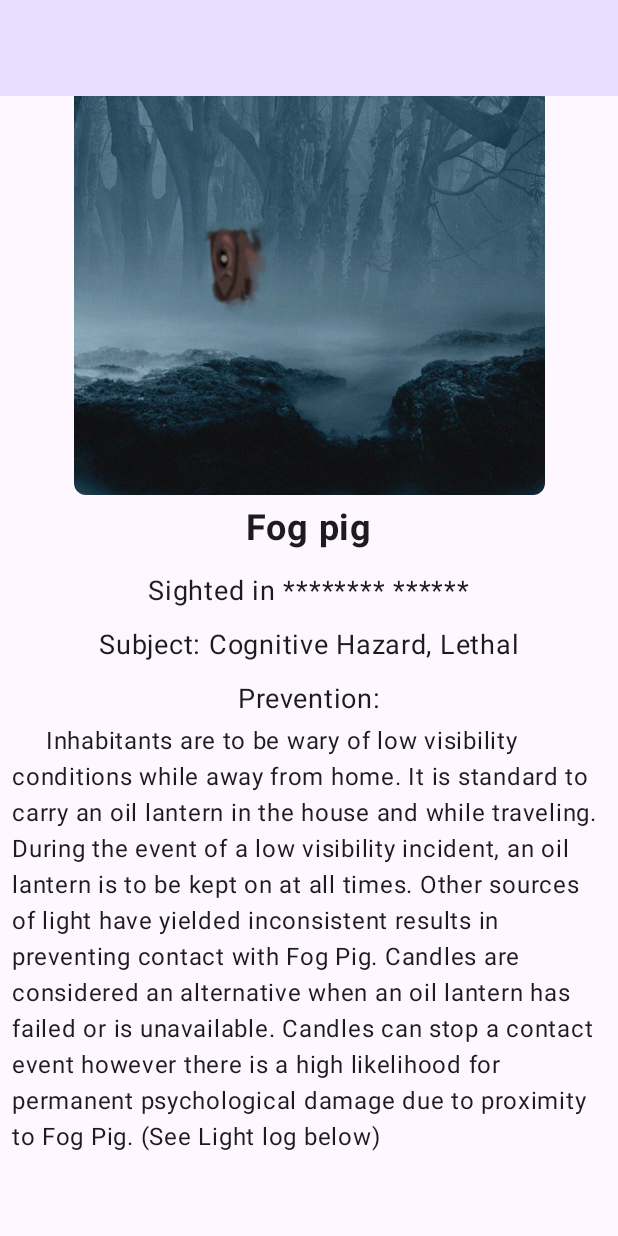
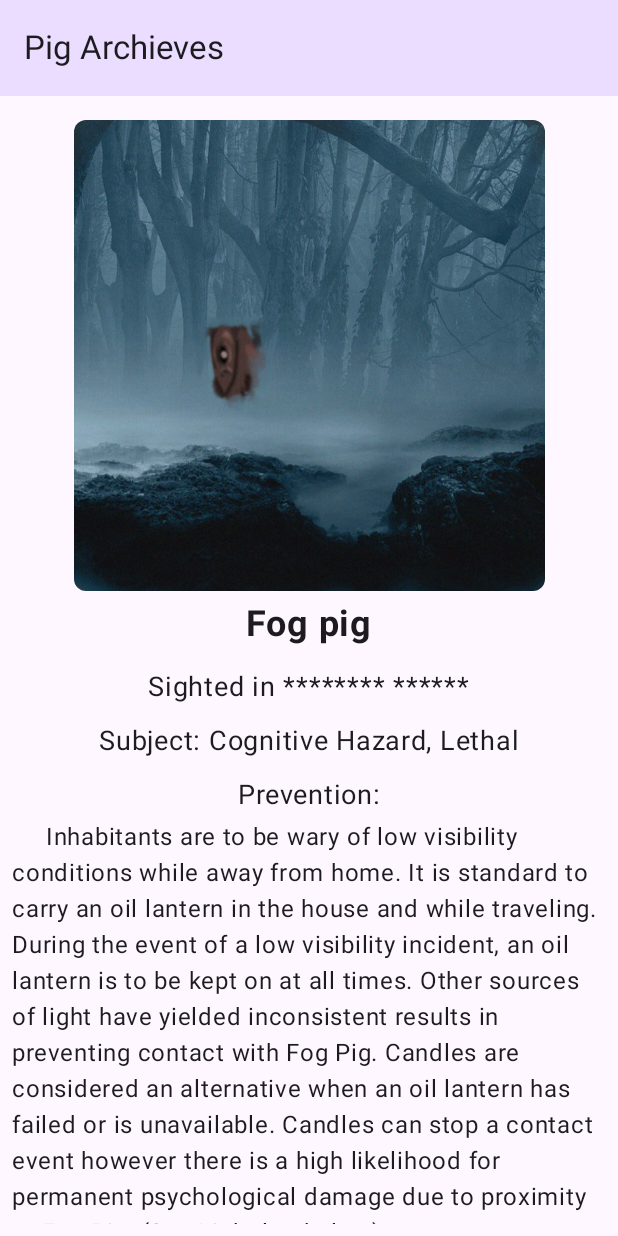
Before and after one commit to MegaBreadbox/Art_Gallery, an Android app built with Jetpack Compose: the screen it shows after launch (MainActivity), after a tap on "Fog pig", on a phone screen of 412 x 824 dp. Run offline under Robolectric (Android 15) with nearby library versions, the phone set to English and light mode, and no system bars.

Commit message:
Scaffold added

```diff
--- a/app/src/main/java/com/example/artgallery/MainActivity.kt
+++ b/app/src/main/java/com/example/artgallery/MainActivity.kt
@@ -6,7 +6,6 @@ import androidx.activity.compose.setContent
 import androidx.compose.foundation.Image
 import androidx.compose.foundation.clickable
 import androidx.compose.foundation.layout.Arrangement
-import androidx.compose.foundation.layout.Box
 import androidx.compose.foundation.layout.Column
 import androidx.compose.foundation.layout.Row
 import androidx.compose.foundation.layout.fillMaxSize
@@ -23,6 +22,7 @@ import androidx.compose.material.icons.outlined.ArrowBack
 import androidx.compose.material.icons.outlined.ArrowForward
 import androidx.compose.material3.Button
 import androidx.compose.material3.Card
+import androidx.compose.material3.ExperimentalMaterial3Api
 import androidx.compose.material3.Icon
 import androidx.compose.material3.MaterialTheme
 import androidx.compose.material3.Scaffold
@@ -64,12 +64,13 @@ class MainActivity : ComponentActivity() {
         }
     }
 }
+@OptIn(ExperimentalMaterial3Api::class)
 @Composable
 fun ArtAppBar(
     modifier: Modifier = Modifier
 ){
     TopAppBar(
-        title = { "Pig Archieves"},
+        title = { Text("Pig Archieves") },
         colors = TopAppBarDefaults.mediumTopAppBarColors(
             containerColor = MaterialTheme.colorScheme.primaryContainer
         ),
@@ -78,18 +79,18 @@ fun ArtAppBar(
     )
 }
 
+@OptIn(ExperimentalMaterial3Api::class)
 @Composable
 fun ArtLayout(
+    modifier: Modifier = Modifier,
     navController: NavHostController = rememberNavController(),
-    modifier: Modifier = Modifier
 ) {
     Scaffold(
         topBar = {
             ArtAppBar()
         }
     ){contentPadding ->
-
-
+        Column(modifier.padding(contentPadding)) {
             NavHost(
                 navController = navController,
                 startDestination = PigScreen.Piglist.name,
@@ -123,7 +124,7 @@ fun ArtLayout(
                     )
                 }
             }
-        Box(modifier.padding(contentPadding))
+        }
     }
 }
 //Has to be generic to pass all art pieces thru it
```
Lines whose indentation alone changed are shown as unchanged.
